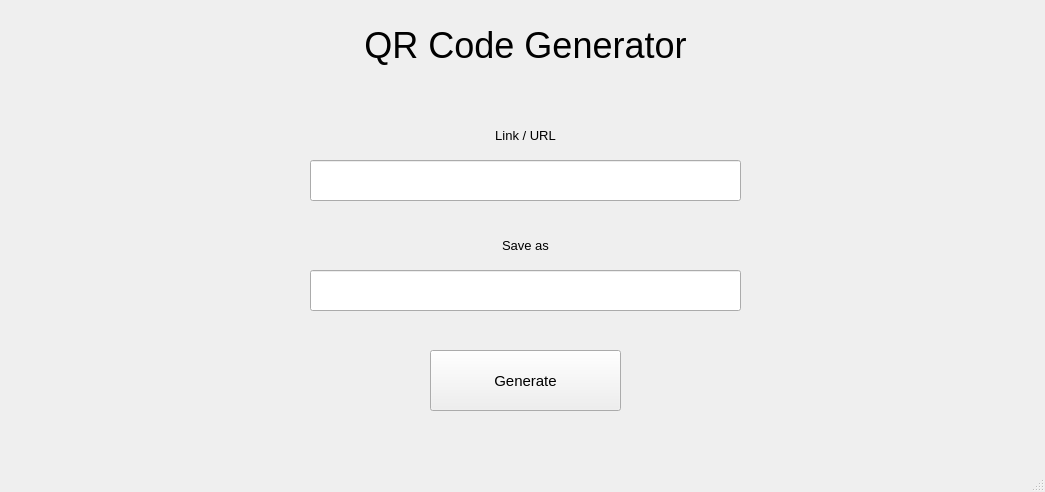
Before: the Qt Designer form MainWin.ui in AhmadSyahmi1123/QR-Code-Generator, drawn with Qt 5.
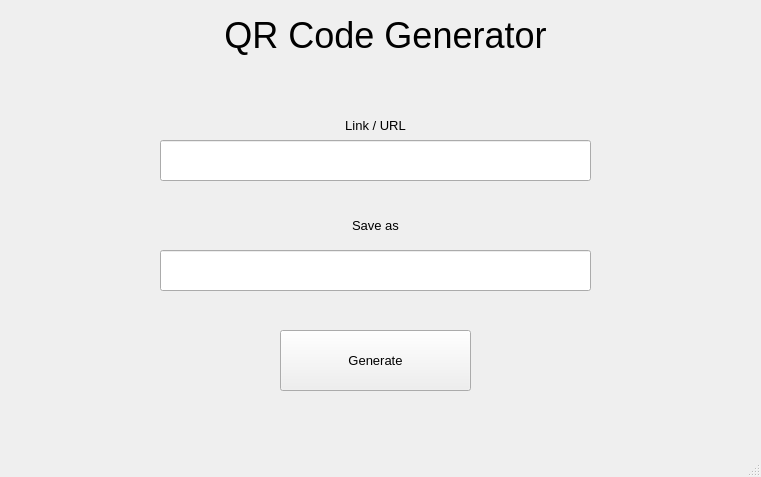
After: the same form once the commit is applied.

The edit to the form file:
```diff
--- a/MainWin.ui
+++ b/MainWin.ui
@@ -6,8 +6,8 @@
    <rect>
     <x>0</x>
     <y>0</y>
-    <width>1045</width>
-    <height>492</height>
+    <width>761</width>
+    <height>477</height>
    </rect>
   </property>
   <property name="windowTitle">
@@ -17,8 +17,8 @@
    <widget class="QLabel" name="label">
     <property name="geometry">
      <rect>
-      <x>150</x>
-      <y>10</y>
+      <x>10</x>
+      <y>0</y>
       <width>751</width>
       <height>71</height>
      </rect>
@@ -38,15 +38,15 @@
    <widget class="QPushButton" name="generateButton">
     <property name="geometry">
      <rect>
-      <x>430</x>
-      <y>350</y>
+      <x>280</x>
+      <y>330</y>
       <width>191</width>
       <height>61</height>
      </rect>
     </property>
     <property name="font">
      <font>
-      <pointsize>11</pointsize>
+      <pointsize>10</pointsize>
      </font>
     </property>
     <property name="text">
@@ -56,12 +56,17 @@
    <widget class="QLineEdit" name="link">
     <property name="geometry">
      <rect>
-      <x>310</x>
-      <y>160</y>
+      <x>160</x>
+      <y>140</y>
       <width>431</width>
       <height>41</height>
      </rect>
     </property>
+    <property name="font">
+     <font>
+      <pointsize>10</pointsize>
+     </font>
+    </property>
     <property name="alignment">
      <set>Qt::AlignCenter</set>
     </property>
@@ -69,8 +74,8 @@
    <widget class="QLabel" name="label_2">
     <property name="geometry">
      <rect>
-      <x>460</x>
-      <y>120</y>
+      <x>310</x>
+      <y>110</y>
       <width>131</width>
       <height>31</height>
      </rect>
@@ -90,12 +95,17 @@
    <widget class="QLineEdit" name="filename">
     <property name="geometry">
      <rect>
-      <x>310</x>
-      <y>270</y>
+      <x>160</x>
+      <y>250</y>
       <width>431</width>
       <height>41</height>
      </rect>
     </property>
+    <property name="font">
+     <font>
+      <pointsize>10</pointsize>
+     </font>
+    </property>
     <property name="text">
      <string/>
     </property>
@@ -106,8 +116,8 @@
    <widget class="QLabel" name="label_3">
     <property name="geometry">
      <rect>
-      <x>460</x>
-      <y>230</y>
+      <x>310</x>
+      <y>210</y>
       <width>131</width>
       <height>31</height>
      </rect>
```
Left out of the diff: 2 changed lines with no effect on the pictures.
